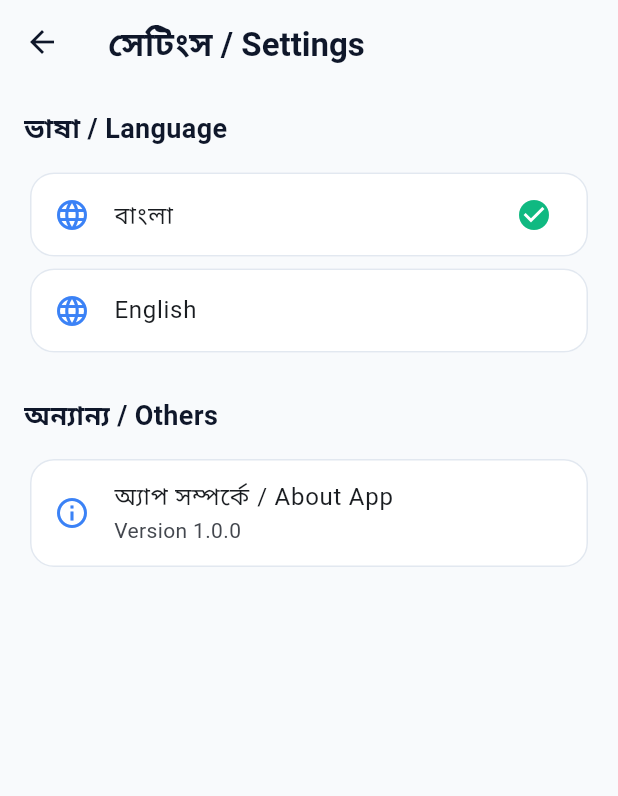
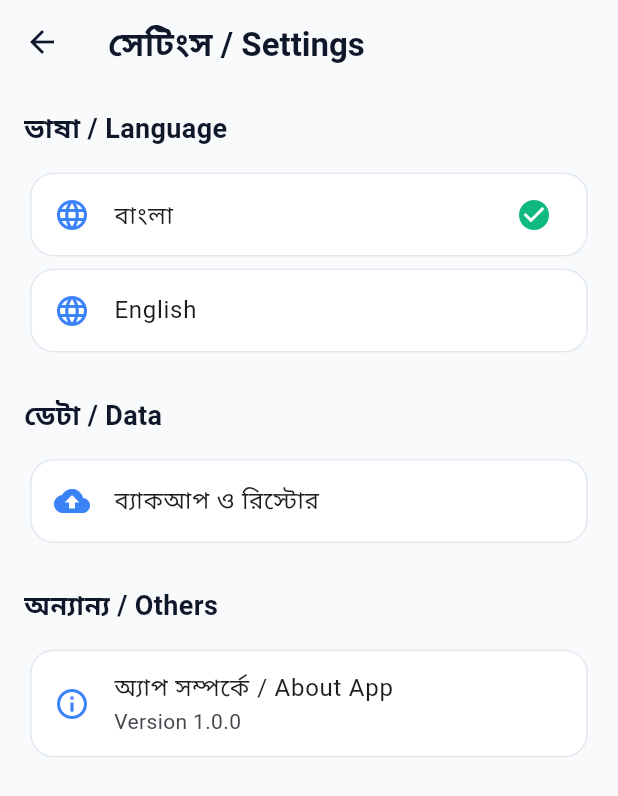
Before and after one commit to kotha3663-beep/S-R-Media, a Flutter app: the SettingsScreen screen opened directly, on a phone screen of 412 x 824 dp. Shown: the top 796 px of the screen. Run offline on Flutter 3.47's test engine with Material 3 defaults, Android fonts, the phone set to English and light mode, and no system bars; our stand-ins replace shared_preferences, sqflite; accounts and stored records are empty.

Commit message:
Add backup and restore option to settings screen
Added a backup option in the settings screen for data management.

```diff
--- a/lib/features/settings/screens/settings_screen.dart
+++ b/lib/features/settings/screens/settings_screen.dart
@@ -2,6 +2,7 @@ import 'package:flutter/material.dart';
 import '../../../core/theme/app_colors.dart';
 import '../../../core/services/language_service.dart';
 import 'about_screen.dart';
+import 'backup_screen.dart';
 
 class SettingsScreen extends StatelessWidget {
   const SettingsScreen({super.key});
@@ -44,6 +45,21 @@ class SettingsScreen extends StatelessWidget {
               ),
               const SizedBox(height: 24),
               const Text(
+                'ডেটা / Data',
+                style: TextStyle(fontSize: 18, fontWeight: FontWeight.bold, color: AppColors.textPrimary),
+              ),
+              const SizedBox(height: 12),
+              Card(
+                child: ListTile(
+                  leading: const Icon(Icons.backup, color: AppColors.secondary),
+                  title: const Text('ব্যাকআপ ও রিস্টোর'),
+                  onTap: () {
+                    Navigator.push(context, MaterialPageRoute(builder: (_) => const BackupScreen()));
+                  },
+                ),
+              ),
+              const SizedBox(height: 24),
+              const Text(
                 'অন্যান্য / Others',
                 style: TextStyle(fontSize: 18, fontWeight: FontWeight.bold, color: AppColors.textPrimary),
               ),
```
